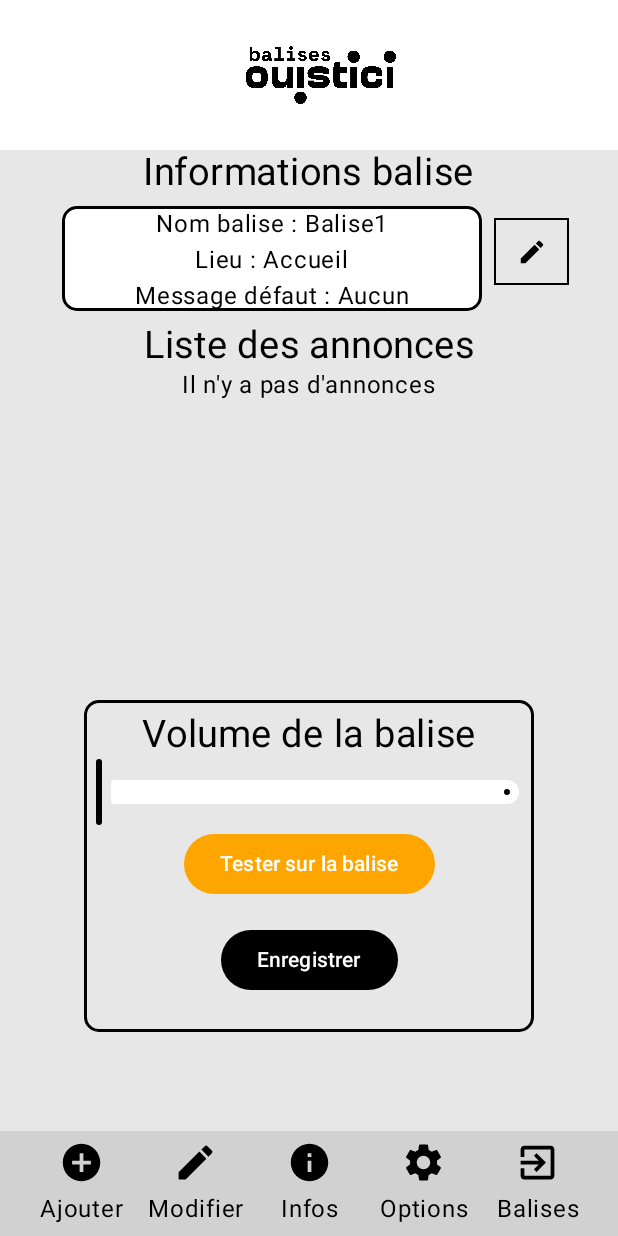
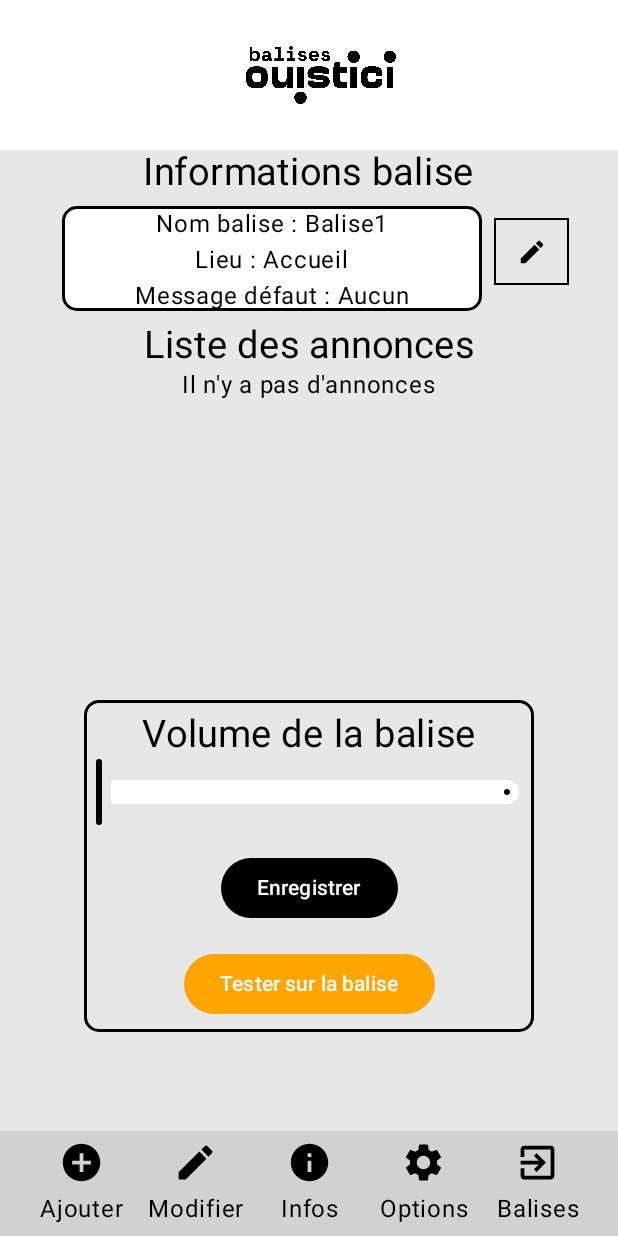
Before and after one commit to balises-ouistici/OuisticiApp, an Android app built with Jetpack Compose: the screen it shows after launch (MainActivity), after a tap on "Balise1", on a phone screen of 412 x 824 dp. Run offline under Robolectric (Android 15) with nearby library versions, the phone set to English and light mode, and no system bars.

Commit message:
inversion des boutons sur la page infos de la balise pour une meilleur lisibilité

```diff
--- a/application/app/src/main/java/com/example/ouistici/ui/infosBalise/InfosBaliseComposable.kt
+++ b/application/app/src/main/java/com/example/ouistici/ui/infosBalise/InfosBaliseComposable.kt
@@ -213,20 +213,20 @@ fun InfosBalise(
 
                 Button(
                     onClick = { /*TODO*/ },
-                    colors = ButtonDefaults.buttonColors(TestButtonColor)
+                    modifier = Modifier.padding(16.dp),
+                    colors = ButtonDefaults.buttonColors(containerColor = Color.Black)
                 ) {
                     Text(
-                        text = "Tester sur la balise",
+                        text = "Enregistrer",
                         color = Color.White
                     )
                 }
                 Button(
                     onClick = { /*TODO*/ },
-                    modifier = Modifier.padding(16.dp),
-                    colors = ButtonDefaults.buttonColors(containerColor = Color.Black)
+                    colors = ButtonDefaults.buttonColors(TestButtonColor)
                 ) {
                     Text(
-                        text = "Enregistrer",
+                        text = "Tester sur la balise",
                         color = Color.White
                     )
                 }
```
